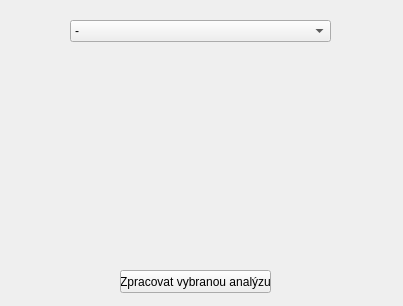
RaphCucul/Image-registration-GUI, file ui/licovanividea.ui: the form before one commit.
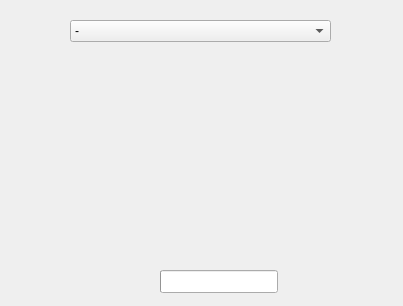
The form after the commit.

```diff
--- a/ui/licovanividea.ui
+++ b/ui/licovanividea.ui
@@ -61,26 +61,64 @@
   <widget class="QWidget" name="gridLayoutWidget">
    <property name="geometry">
     <rect>
-     <x>30</x>
-     <y>50</y>
-     <width>341</width>
-     <height>211</height>
+     <x>40</x>
+     <y>80</y>
+     <width>321</width>
+     <height>31</height>
     </rect>
    </property>
-   <layout class="QGridLayout" name="nabidkaAnalyzy"/>
+   <layout class="QGridLayout" name="checkboxy">
+    <property name="spacing">
+     <number>0</number>
+    </property>
+   </layout>
   </widget>
-  <widget class="QPushButton" name="zpracovani">
+  <widget class="QProgressBar" name="prubehVypoctu">
    <property name="geometry">
     <rect>
-     <x>120</x>
+     <x>160</x>
      <y>270</y>
-     <width>151</width>
+     <width>118</width>
      <height>23</height>
     </rect>
    </property>
-   <property name="text">
-    <string>Zpracovat vybranou analýzu</string>
+   <property name="minimum">
+    <number>0</number>
    </property>
+   <property name="maximum">
+    <number>100</number>
+   </property>
+   <property name="value">
+    <number>0</number>
+   </property>
+   <property name="textVisible">
+    <bool>false</bool>
+   </property>
+   <property name="textDirection">
+    <enum>QProgressBar::BottomToTop</enum>
+   </property>
+  </widget>
+  <widget class="QWidget" name="gridLayoutWidget_2">
+   <property name="geometry">
+    <rect>
+     <x>30</x>
+     <y>50</y>
+     <width>341</width>
+     <height>31</height>
+    </rect>
+   </property>
+   <layout class="QGridLayout" name="vyberVidea"/>
+  </widget>
+  <widget class="QWidget" name="gridLayoutWidget_3">
+   <property name="geometry">
+    <rect>
+     <x>30</x>
+     <y>120</y>
+     <width>341</width>
+     <height>131</height>
+    </rect>
+   </property>
+   <layout class="QGridLayout" name="metody"/>
   </widget>
  </widget>
  <resources/>
```
